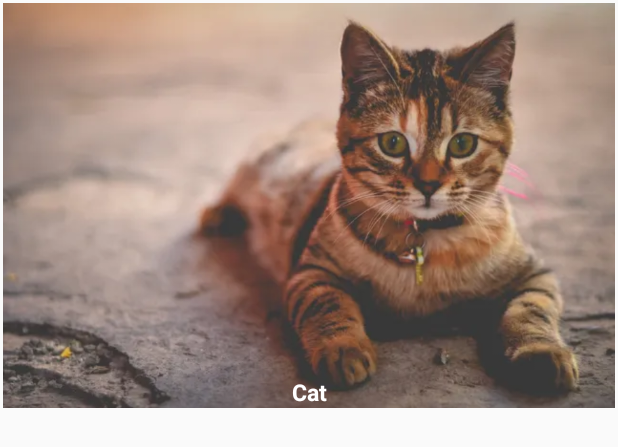
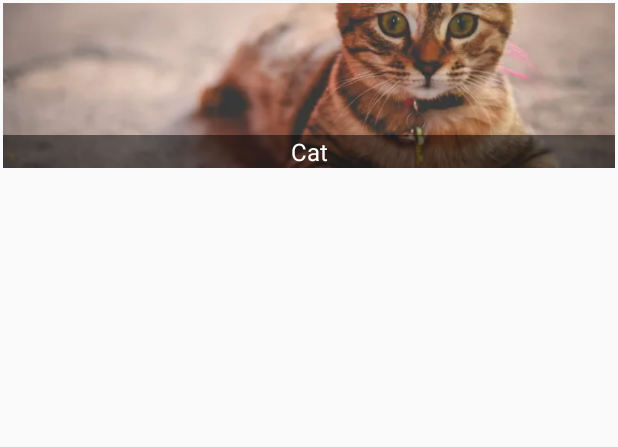
Before and after one commit to miltonmartins/CatLovers, an Android app: the layout cat_item.xml on its own in the app's theme, with its tools: preview values and no code run, on a phone screen of 412 x 824 dp. Shown: the top 447 px of the screen. Run offline under Robolectric (Android 15) with nearby library versions, the phone set to English and light mode, and no system bars.

Commit message:
Dynamically getting images of cats

```diff
--- /dev/null
+++ b/app/src/main/java/com/martins/milton/catlovers/data/models/Image.kt
@@ -0,0 +1,5 @@
+package com.martins.milton.catlovers.data.models
+
+import com.google.gson.annotations.SerializedName
+
+data class Image(@SerializedName("link") var photoUrl: String)
--- a/app/src/main/java/com/martins/milton/catlovers/ui/cats/CatsAdapter.kt
+++ b/app/src/main/java/com/martins/milton/catlovers/ui/cats/CatsAdapter.kt
@@ -43,7 +43,7 @@ class CatsAdapter(private val viewModel: CatsViewModel) :
 
 class CatsDiffCallback : DiffUtil.ItemCallback<Cat>() {
     override fun areItemsTheSame(oldItem: Cat, newItem: Cat): Boolean {
-        return oldItem.photoUrl == newItem.photoUrl
+        return oldItem.description == newItem.description
     }
 
     override fun areContentsTheSame(oldItem: Cat, newItem: Cat): Boolean {
--- a/app/src/main/java/com/martins/milton/catlovers/ui/cats/CatsFragment.kt
+++ b/app/src/main/java/com/martins/milton/catlovers/ui/cats/CatsFragment.kt
@@ -7,7 +7,6 @@ import android.view.LayoutInflater
 import android.view.View
 import android.view.ViewGroup
 import androidx.recyclerview.widget.GridLayoutManager
-import com.martins.milton.catlovers.R
 import com.martins.milton.catlovers.databinding.FragmentCatsBinding
 
 class CatsFragment : Fragment() {
@@ -42,7 +41,7 @@ class CatsFragment : Fragment() {
             viewDataBinding.rvCats.adapter = catsAdapter
             viewDataBinding.rvCats.layoutManager = GridLayoutManager(context, 4)
         } else {
-            Log.e("ViewModel", "ViewModel not initialized when attempting to set up adapter.")
+            Log.e(tag, "ViewModel is null")
         }
     }
 }
--- a/app/src/main/java/com/martins/milton/catlovers/ui/cats/CatsListBindings.kt
+++ b/app/src/main/java/com/martins/milton/catlovers/ui/cats/CatsListBindings.kt
@@ -5,6 +5,7 @@ import androidx.databinding.BindingAdapter
 import androidx.recyclerview.widget.RecyclerView
 import com.bumptech.glide.Glide
 import com.martins.milton.catlovers.data.models.Cat
+import com.martins.milton.catlovers.util.ImageUtil
 
 @BindingAdapter("app:items")
 fun setItems(listView: RecyclerView, items: List<Cat>) {
@@ -15,6 +16,8 @@ fun setItems(listView: RecyclerView, items: List<Cat>) {
 fun loadImage(view: ImageView, url: String?) {
     Glide.with(view.context).load(url)
         .thumbnail()
+        .override(500)
         .centerCrop()
+        .placeholder(ImageUtil.getProgressDrawable(view.context))
         .into(view)
 }
--- a/app/src/main/res/layout/cat_item.xml
+++ b/app/src/main/res/layout/cat_item.xml
@@ -17,31 +17,48 @@
     </data>
 
     <androidx.constraintlayout.widget.ConstraintLayout
-        android:layout_width="wrap_content"
+        android:layout_width="match_parent"
         android:layout_height="wrap_content"
         android:padding="2dp">
 
         <ImageView
             android:id="@+id/image_cat"
-            android:layout_width="wrap_content"
-            android:layout_height="wrap_content"
+            android:layout_width="0dp"
+            android:layout_height="0dp"
             android:adjustViewBounds="true"
             android:contentDescription="@string/cat"
-            app:imageUrl="@{cat.photoUrl}"
+            app:imageUrl="@{cat.images.get(0).photoUrl}"
+            app:layout_constrainedHeight="true"
+            app:layout_constrainedWidth="true"
+            android:scaleType="centerCrop"
+            app:layout_constraintBottom_toBottomOf="parent"
+            app:layout_constraintEnd_toEndOf="parent"
             app:layout_constraintStart_toStartOf="parent"
             app:layout_constraintTop_toTopOf="parent"
+
             tools:src="@drawable/cat" />
+
+        <View
+            android:id="@+id/view_text_container"
+            android:layout_width="0dp"
+            android:layout_height="0dp"
+            android:background="#7F000000"
+            app:layout_constraintBottom_toBottomOf="@id/image_cat"
+            app:layout_constraintEnd_toEndOf="parent"
+            app:layout_constraintHeight_percent="0.2"
+            app:layout_constraintStart_toStartOf="parent" />
 
         <TextView
             android:layout_width="wrap_content"
             android:layout_height="wrap_content"
-            android:text="@{cat.title}"
+            android:maxLines="1"
+            android:text="@{cat.description}"
             android:textColor="@color/white"
-            android:textSize="15sp"
-            android:textStyle="bold"
-            app:layout_constraintBottom_toBottomOf="@id/image_cat"
-            app:layout_constraintEnd_toEndOf="@id/image_cat"
-            app:layout_constraintStart_toStartOf="parent"
+            android:textSize="16sp"
+            app:layout_constraintBottom_toBottomOf="@id/view_text_container"
+            app:layout_constraintEnd_toEndOf="@id/view_text_container"
+            app:layout_constraintStart_toStartOf="@id/view_text_container"
+            app:layout_constraintTop_toTopOf="@+id/view_text_container"
             tools:text="@string/cat" />
 
     </androidx.constraintlayout.widget.ConstraintLayout>
```
Also changed, not shown: app/build.gradle (+35 -15 lines), app/src/main/java/com/martins/milton/catlovers/data/models/Cat.kt (+6 -1 lines), app/src/main/java/com/martins/milton/catlovers/data/models/Result.kt (added, +7 -0 lines), app/src/main/java/com/martins/milton/catlovers/data/source/remote/CatApi.kt (added, +12 -0 lines), app/src/main/java/com/martins/milton/catlovers/di/ApplicationComponent.kt (added, +13 -0 lines), app/src/main/java/com/martins/milton/catlovers/di/RetrofitModule.kt (added, +30 -0 lines), app/src/main/java/com/martins/milton/catlovers/ui/cats/CatsViewModel.kt (+23 -13 lines), app/src/main/java/com/martins/milton/catlovers/util/ImageUtil.kt (added, +16 -0 lines), build.gradle (+9 -0 lines).
